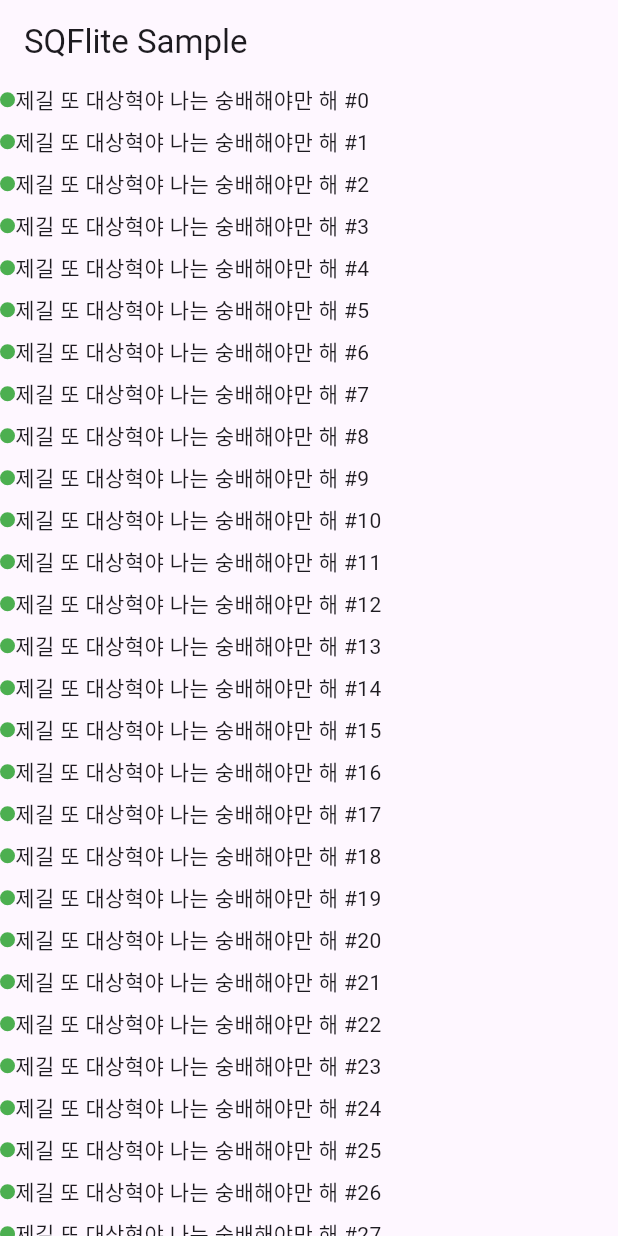
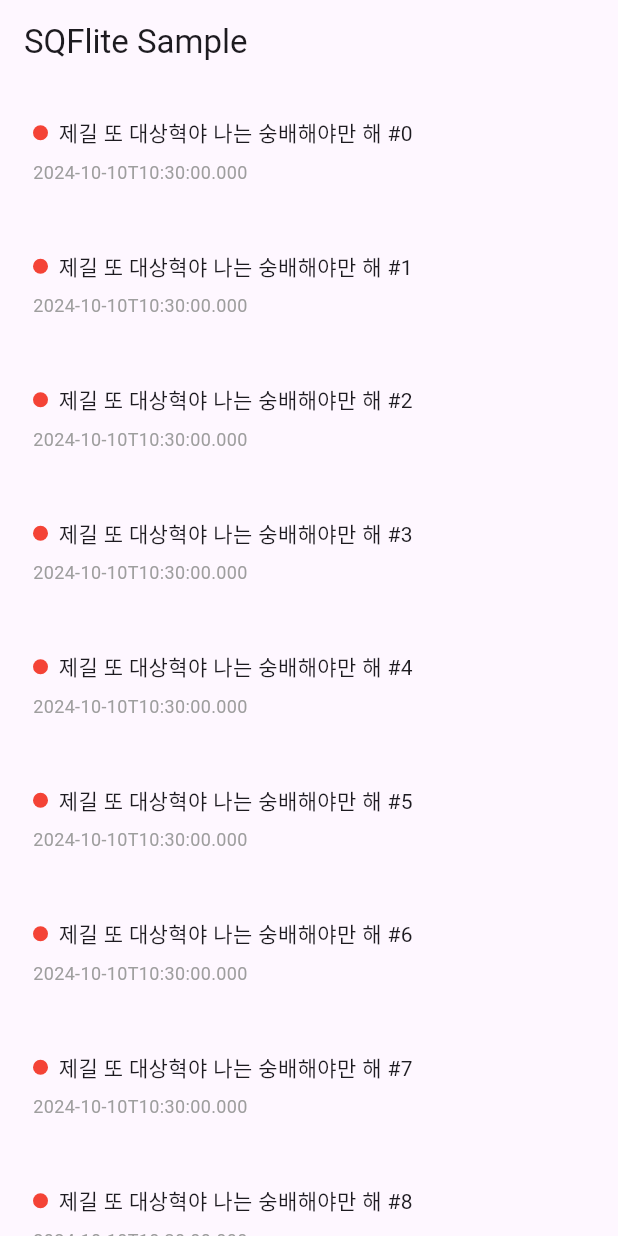
Before and after one commit to bluemoon983/sqflite_study, a Flutter app: the screen it shows after launch, on a phone screen of 412 x 824 dp. Run offline on Flutter 3.47's test engine with Material 3 defaults, Android fonts, the phone set to English and light mode, and no system bars.

```diff
--- a/lib/src/main_screens.dart
+++ b/lib/src/main_screens.dart
@@ -1,11 +1,24 @@
 import 'package:flutter/material.dart';
+import 'package:my_flutter_app/src/detail_view.dart';
 
-class MainScreens extends StatelessWidget {
+class MainScreens extends StatefulWidget {
   const MainScreens({super.key});
 
+  @override
+  State<MainScreens> createState() => _MainScreensState();
+}
+
+class _MainScreensState extends State<MainScreens> {
   Widget _sampleOne(int index) {
-    return Container(
+    return GestureDetector(
+      onTap: () {
+        Navigator.push(context,
+            MaterialPageRoute(builder: (context) => DetailView(sample: index)));
+      },
+      child: Container(
+        padding: const EdgeInsets.all(22),
         child: Column(
+          crossAxisAlignment: CrossAxisAlignment.stretch,
           children: [
             Row(
               children: [
@@ -13,13 +26,26 @@ class MainScreens extends StatelessWidget {
                   width: 10,
                   height: 10,
                   decoration: const BoxDecoration(
-                    shape: BoxShape.circle, color: Colors.green),
+                    shape: BoxShape.circle,
+                    color: Colors.red,
+                  ),
+                ),
+                const SizedBox(
+                  width: 7,
                 ),
                 Text('제길 또 대상혁야 나는 숭배해야만 해 #$index'),
               ],
             ),
             const SizedBox(height: 7),
+            Text(
+              DateTime.now().toIso8601String(),
+              style: const TextStyle(
+                fontSize: 12,
+                color: Colors.grey,
+              ),
+            ),
           ],
+        ),
       ),
     );
   }
@@ -30,8 +56,9 @@ class MainScreens extends StatelessWidget {
       appBar: AppBar(
         title: const Text("SQFlite Sample"),
       ),
-      body:
-          ListView(children: List.generate(100, (index) => _sampleOne(index))),
+      body: ListView(
+        children: List.generate(100, (index) => _sampleOne(index)),
+      ),
     );
   }
 }
```
Also changed, not shown: lib/src/detail_view.dart (+62 -0 lines). Lines whose indentation alone changed are shown as unchanged.
